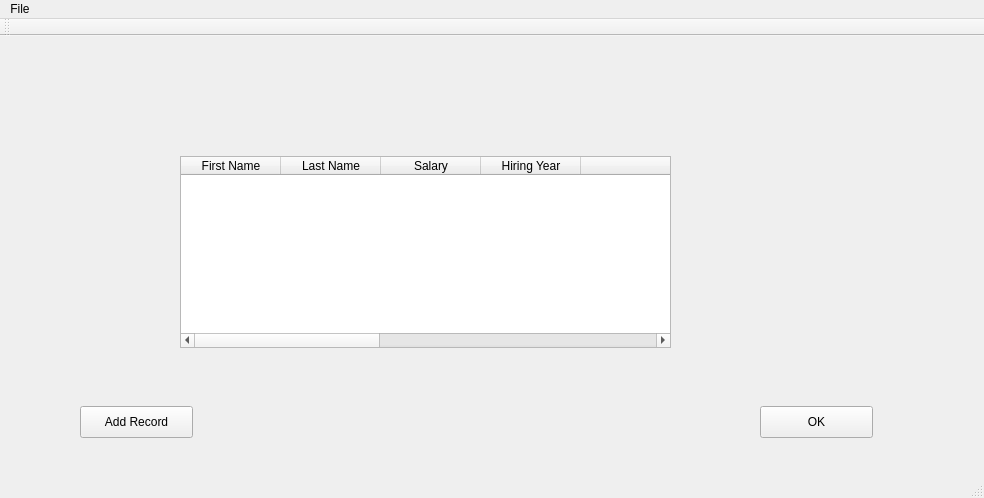
cmcderm/CSE335, file Project4/databaseform.ui: the form before one commit.
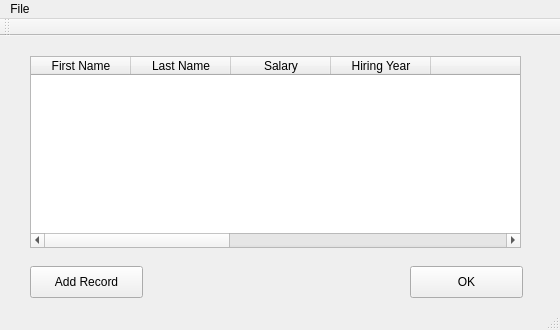
The form after the commit.

```diff
--- a/Project4/databaseform.ui
+++ b/Project4/databaseform.ui
@@ -6,8 +6,8 @@
    <rect>
     <x>0</x>
     <y>0</y>
-    <width>984</width>
-    <height>498</height>
+    <width>560</width>
+    <height>330</height>
    </rect>
   </property>
   <property name="windowTitle">
@@ -17,8 +17,8 @@
    <widget class="QPushButton" name="okButton">
     <property name="geometry">
      <rect>
-      <x>760</x>
-      <y>370</y>
+      <x>410</x>
+      <y>230</y>
       <width>113</width>
       <height>32</height>
      </rect>
@@ -30,8 +30,8 @@
    <widget class="QPushButton" name="addRButton">
     <property name="geometry">
      <rect>
-      <x>80</x>
-      <y>370</y>
+      <x>30</x>
+      <y>230</y>
       <width>113</width>
       <height>32</height>
      </rect>
@@ -43,8 +43,8 @@
    <widget class="QTableWidget" name="tableWidget">
     <property name="geometry">
      <rect>
-      <x>180</x>
-      <y>120</y>
+      <x>30</x>
+      <y>20</y>
       <width>491</width>
       <height>192</height>
      </rect>
@@ -74,7 +74,7 @@
     </column>
     <column>
      <property name="text">
-      <string> </string>
+      <string/>
      </property>
     </column>
     <column/>
@@ -89,8 +89,8 @@
     <rect>
      <x>0</x>
      <y>0</y>
-     <width>984</width>
-     <height>22</height>
+     <width>560</width>
+     <height>21</height>
     </rect>
    </property>
    <widget class="QMenu" name="menuFile">
```
